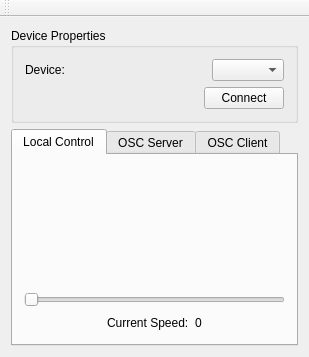
Before: the Qt Designer form examples/trancevibe_qt/mainwindow.ui in qdot/libtrancevibe, drawn with Qt 5.
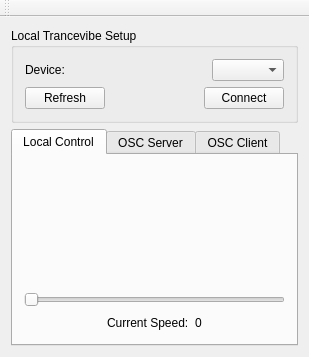
After: the same form once the commit is applied.

```diff
--- a/examples/trancevibe_qt/mainwindow.ui
+++ b/examples/trancevibe_qt/mainwindow.ui
@@ -18,12 +18,10 @@
     <item row="0" column="0">
      <widget class="QGroupBox" name="groupBox">
       <property name="title">
-       <string>Device Properties</string>
+       <string>Local Trancevibe Setup</string>
       </property>
       <layout class="QGridLayout" name="gridLayout_2">
        <item row="0" column="0">
-        <layout class="QVBoxLayout" name="verticalLayout_2">
-         <item>
           <layout class="QHBoxLayout" name="horizontalLayout_2">
            <item>
             <widget class="QLabel" name="label_2">
@@ -50,8 +48,15 @@
            </item>
           </layout>
          </item>
-         <item>
+       <item row="1" column="0">
           <layout class="QHBoxLayout" name="horizontalLayout">
+         <item>
+          <widget class="QPushButton" name="RefreshButton">
+           <property name="text">
+            <string>Refresh</string>
+           </property>
+          </widget>
+         </item>
            <item>
             <spacer name="horizontalSpacer_2">
              <property name="orientation">
@@ -75,8 +80,6 @@
           </layout>
          </item>
         </layout>
-       </item>
-      </layout>
      </widget>
     </item>
     <item row="1" column="0">
```
Left out of the diff: 13 changed lines with no effect on the pictures. Lines whose indentation alone changed are shown as unchanged.
